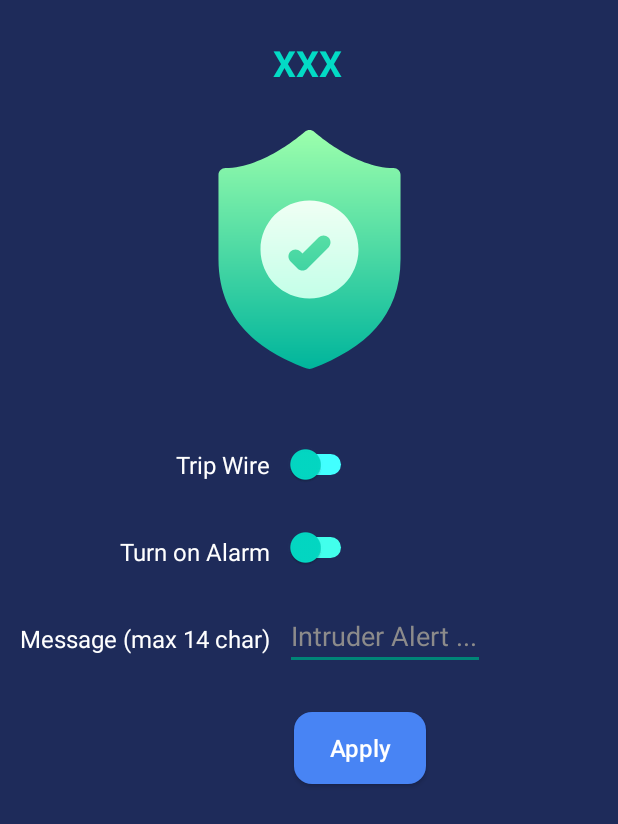
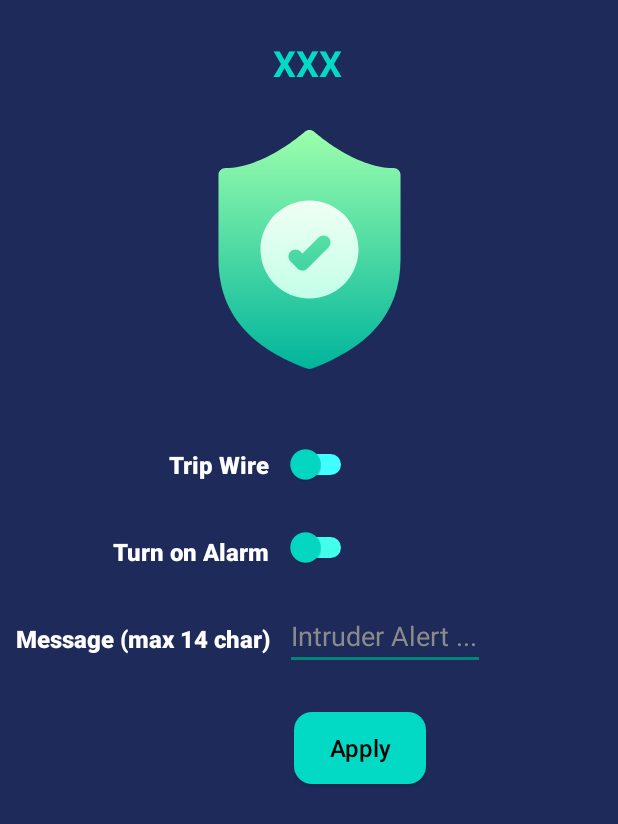
Before and after one commit to jaschan66/IoTAssignment, an Android app: the layout activity_main.xml on its own in the app's theme, with its tools: preview values and no code run, on a phone screen of 412 x 824 dp. Shown: the top 824 px of the screen. Run offline under Robolectric (Android 15) with nearby library versions, the phone set to English and light mode, and no system bars.

Commit message:
Change color

```diff
--- a/app/src/main/res/drawable/roundedge.xml
+++ b/app/src/main/res/drawable/roundedge.xml
@@ -3,5 +3,5 @@
 
 
     <corners android:radius="12dp"/>
-    <solid android:color="@color/light_blue"/>
+    <solid android:color="@color/teal_200"/>
 </shape>
--- a/app/src/main/res/layout/activity_main.xml
+++ b/app/src/main/res/layout/activity_main.xml
@@ -35,6 +35,7 @@
         android:layout_width="0dp"
         android:layout_height="wrap_content"
         android:layout_marginTop="296dp"
+        android:fontFamily="sans-serif-black"
         android:text="Trip Wire"
         android:textColor="@color/white"
         android:textSize="16sp"
@@ -65,6 +66,7 @@
         android:layout_width="0dp"
         android:layout_height="wrap_content"
         android:layout_marginTop="36dp"
+        android:fontFamily="sans-serif-black"
         android:text="Turn on Alarm"
         android:textColor="@color/white"
         android:textSize="16sp"
@@ -76,6 +78,7 @@
         android:id="@+id/textView4"
         android:layout_width="0dp"
         android:layout_height="wrap_content"
+        android:fontFamily="sans-serif-black"
         android:text="Message (max 14 char)"
         android:textColor="@color/white"
         android:textSize="16sp"
@@ -111,7 +114,7 @@
         android:text="Apply"
         android:textAllCaps="false"
 
-        android:textColor="@color/white"
+        android:textColor="@color/black"
         android:textSize="16sp"
         app:layout_constraintStart_toStartOf="@+id/guideline3"
         app:layout_constraintTop_toBottomOf="@+id/edtMessage" />
```
